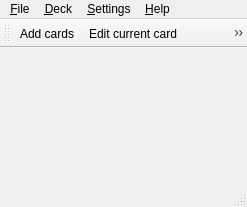
Qt form mnemosyne/mnemosyne/pyqt_ui/main_window.ui (vasvlad/pomni) before a commit.
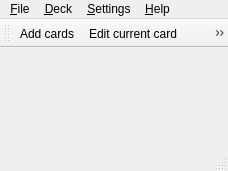
The same form after that commit. Icons and pictures are not drawn.

```diff
--- a/mnemosyne/mnemosyne/pyqt_ui/main_window.ui
+++ b/mnemosyne/mnemosyne/pyqt_ui/main_window.ui
@@ -5,8 +5,8 @@
    <rect>
     <x>0</x>
     <y>0</y>
-    <width>247</width>
-    <height>207</height>
+    <width>228</width>
+    <height>171</height>
    </rect>
   </property>
   <property name="sizePolicy" >
@@ -28,7 +28,7 @@
     <rect>
      <x>0</x>
      <y>0</y>
-     <width>247</width>
+     <width>228</width>
      <height>25</height>
     </rect>
    </property>
```
Left out of the diff: 26 changed lines with no effect on the pictures.
